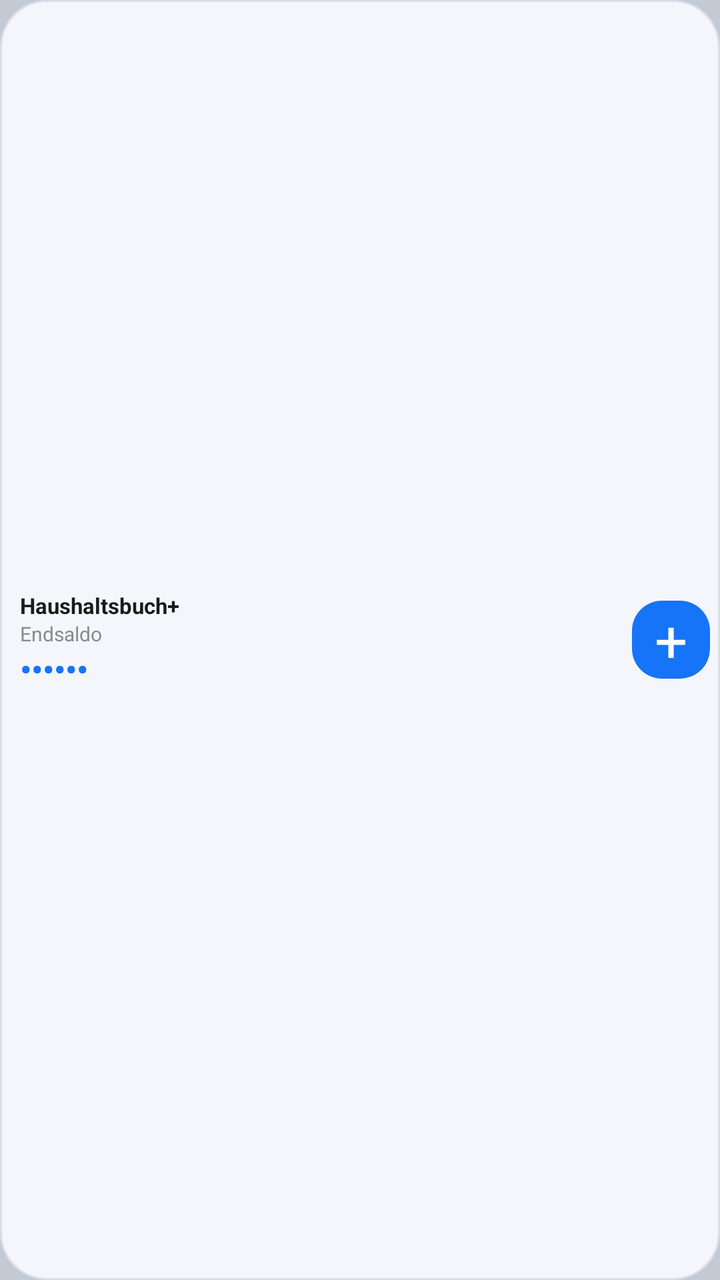
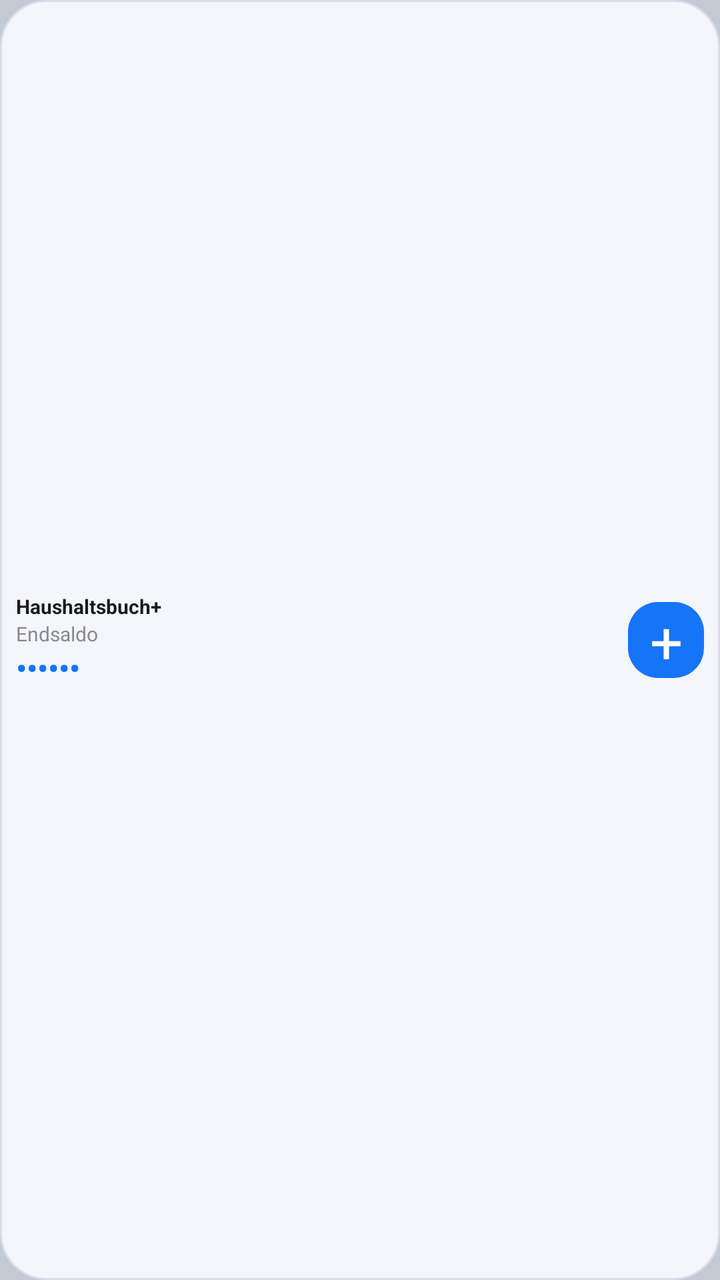

Two renders of the same Android screen: before a commit and after it. Below are the layout's source before the change and the commit's diff.
<!-- AndroidManifest.xml: application theme AppTheme -->
<!-- res/layout/beta_widget_2x1.xml -->
<?xml version="1.0" encoding="utf-8"?>
<LinearLayout xmlns:android="http://schemas.android.com/apk/res/android"
    android:layout_width="match_parent"
    android:layout_height="match_parent"
    android:orientation="horizontal"
    android:gravity="center_vertical"
    android:baselineAligned="false"
    android:background="@drawable/widget_card_bg"
    android:paddingStart="5dp"
    android:paddingEnd="5dp"
    android:paddingTop="4dp"
    android:paddingBottom="4dp">


    <LinearLayout
        android:layout_width="0dp"
        android:layout_height="wrap_content"
        android:layout_weight="1"
        android:orientation="vertical"
        android:gravity="center_vertical"
        android:paddingStart="5dp"
        android:paddingEnd="3dp">

        <TextView
            android:id="@+id/widget_label"
            android:layout_width="match_parent"
            android:layout_height="wrap_content"
            android:text="Haushaltsbuch+"
            android:textColor="@color/widget_text"
            android:textStyle="bold"
            android:singleLine="true"
            android:ellipsize="end"
            android:textSize="11sp" />

        <TextView
            android:layout_width="match_parent"
            android:layout_height="wrap_content"
            android:text="Endsaldo"
            android:textColor="@color/widget_label"
            android:textSize="10sp"
            android:singleLine="true" />

        <FrameLayout
            android:layout_width="match_parent"
            android:layout_height="21dp">

            <LinearLayout
                android:id="@+id/widget_balance_pill"
                android:layout_width="match_parent"
                android:layout_height="match_parent"
                android:orientation="horizontal"
                android:gravity="center_vertical"
                android:background="@drawable/widget_amount_pill_neg">

                <TextView
                    android:id="@+id/widget_balance"
                    android:layout_width="match_parent"
                    android:layout_height="match_parent"
                    android:gravity="center_vertical"
                    android:text="0,00 €"
                    android:textColor="@color/widget_balance_neg"
                    android:textSize="16sp"
                    android:textStyle="bold"
                    android:singleLine="true"
                    android:ellipsize="end" />
            </LinearLayout>

            <TextView
                android:id="@+id/widget_balance_cover"
                android:layout_width="match_parent"
                android:layout_height="match_parent"
                android:background="@drawable/widget_balance_privacy"
                android:gravity="center_vertical"
                android:text="••••••"
                android:textColor="@color/widget_cover_dots"
                android:textSize="16sp"
                android:textStyle="bold"
                android:visibility="visible" />
        </FrameLayout>
    </LinearLayout>

    <TextView
        android:id="@+id/widget_minus_btn"
        android:layout_width="39dp"
        android:layout_height="39dp"
        android:layout_marginStart="3dp"
        android:background="@drawable/widget_circle_toggle"
        android:gravity="center"
        android:text="+"
        android:textColor="#FFFFFFFF"
        android:textSize="29sp"
        android:textStyle="normal"
        android:contentDescription="Buchung hinzufügen" />
</LinearLayout>
<!-- resources referenced by this layout -->
<resources>
  <color name="widget_balance_neg">#F0421F</color>
  <color name="widget_cover_dots">@color/widget_toggle_bg</color>
  <color name="widget_label">#8A8A8E</color>
  <color name="widget_text">#191A1C</color>
  <!-- drawable widget_amount_pill_neg (drawable) -->
  <?xml version="1.0" encoding="utf-8"?>
  <shape xmlns:android="http://schemas.android.com/apk/res/android" android:shape="rectangle">
      <solid android:color="@color/widget_bg"/>
      <corners android:radius="4dp"/>
  </shape>
  <!-- drawable widget_balance_privacy (drawable) -->
  <?xml version="1.0" encoding="utf-8"?>
  <shape xmlns:android="http://schemas.android.com/apk/res/android" android:shape="rectangle">
      <solid android:color="@color/widget_bg"/>
      <corners android:radius="4dp"/>
  </shape>
  <!-- drawable widget_card_bg (drawable) -->
  <?xml version="1.0" encoding="utf-8"?>
  <shape xmlns:android="http://schemas.android.com/apk/res/android" android:shape="rectangle">
      <solid android:color="@color/widget_bg"/>
      <stroke android:width="1dp" android:color="@color/widget_card_border"/>
      <corners android:radius="23dp"/>
  </shape>
  <!-- drawable widget_circle_toggle (drawable) -->
  <?xml version="1.0" encoding="utf-8"?>
  <shape xmlns:android="http://schemas.android.com/apk/res/android" android:shape="rectangle">
      <solid android:color="@color/widget_toggle_bg"/>
      <corners android:radius="15dp"/>
  </shape>
  <style name="AppTheme" parent="android:Theme.DeviceDefault.NoActionBar">
          <item name="android:statusBarColor">#F2F2F5</item>
          <item name="android:windowLightStatusBar">true</item>
          <item name="android:windowBackground">#C4CAD3</item>
          <item name="android:datePickerDialogTheme">@style/AppDatePickerDialogTheme</item>
      </style>
  <color name="widget_toggle_bg">#1674F8</color>
  <color name="widget_bg">#F4F6FB</color>
  <color name="widget_card_border">#D8DEE9</color>
  <style name="AppDatePickerDialogTheme" parent="android:Theme.DeviceDefault.Light.Dialog">
          <item name="android:colorAccent">#1268FF</item>
      </style>
</resources>

<!-- the commit's change to res/layout/beta_widget_2x1.xml (unified diff, before → after) -->
@@ -6,20 +6,17 @@
     android:gravity="center_vertical"
     android:baselineAligned="false"
     android:background="@drawable/widget_card_bg"
-    android:paddingStart="5dp"
-    android:paddingEnd="5dp"
+    android:paddingStart="8dp"
+    android:paddingEnd="8dp"
     android:paddingTop="4dp"
     android:paddingBottom="4dp">
-
 
     <LinearLayout
         android:layout_width="0dp"
         android:layout_height="wrap_content"
         android:layout_weight="1"
         android:orientation="vertical"
-        android:gravity="center_vertical"
-        android:paddingStart="5dp"
-        android:paddingEnd="3dp">
+        android:gravity="center_vertical">
 
         <TextView
             android:id="@+id/widget_label"
@@ -28,9 +25,13 @@
             android:text="Haushaltsbuch+"
             android:textColor="@color/widget_text"
             android:textStyle="bold"
-            android:singleLine="true"
-            android:ellipsize="end"
-            android:textSize="11sp" />
+            android:textSize="10sp"
+            android:autoSizeTextType="uniform"
+            android:autoSizeMinTextSize="8sp"
+            android:autoSizeMaxTextSize="10sp"
+            android:autoSizeStepGranularity="1sp"
+            android:maxLines="1"
+            android:ellipsize="end" />
 
         <TextView
             android:layout_width="match_parent"
@@ -38,11 +39,11 @@
             android:text="Endsaldo"
             android:textColor="@color/widget_label"
             android:textSize="10sp"
-            android:singleLine="true" />
+            android:maxLines="1" />
 
         <FrameLayout
             android:layout_width="match_parent"
-            android:layout_height="21dp">
+            android:layout_height="20dp">
 
             <LinearLayout
                 android:id="@+id/widget_balance_pill"
@@ -58,11 +59,15 @@
                     android:layout_height="match_parent"
                     android:gravity="center_vertical"
                     android:text="0,00 €"
-                    android:textColor="@color/widget_balance_neg"
-                    android:textSize="16sp"
+                    android:textColor="@color/widget_text"
+                    android:textSize="15sp"
+                    android:autoSizeTextType="uniform"
+                    android:autoSizeMinTextSize="11sp"
+                    android:autoSizeMaxTextSize="15sp"
+                    android:autoSizeStepGranularity="1sp"
                     android:textStyle="bold"
-                    android:singleLine="true"
-                    android:ellipsize="end" />
+                    android:maxLines="1"
+                    android:ellipsize="end"/>
             </LinearLayout>
 
             <TextView
@@ -73,7 +78,7 @@
                 android:gravity="center_vertical"
                 android:text="••••••"
                 android:textColor="@color/widget_cover_dots"
-                android:textSize="16sp"
+                android:textSize="15sp"
                 android:textStyle="bold"
                 android:visibility="visible" />
         </FrameLayout>
@@ -81,14 +86,15 @@
 
     <TextView
         android:id="@+id/widget_minus_btn"
-        android:layout_width="39dp"
-        android:layout_height="39dp"
-        android:layout_marginStart="3dp"
+        android:layout_width="38dp"
+        android:layout_height="38dp"
+        android:layout_marginStart="4dp"
         android:background="@drawable/widget_circle_toggle"
         android:gravity="center"
         android:text="+"
-        android:textColor="#FFFFFFFF"
+        android:textColor="#FFFFFF"
         android:textSize="29sp"
         android:textStyle="normal"
-        android:contentDescription="Buchung hinzufügen" />
+        android:contentDescription="Neue Buchung" />
+
 </LinearLayout>
<!-- resource entries referenced after the edit -->
@@ -1,6 +1,5 @@
 <!-- resources referenced by this layout -->
 <resources>
-  <color name="widget_balance_neg">#F0421F</color>
   <color name="widget_cover_dots">@color/widget_toggle_bg</color>
   <color name="widget_label">#8A8A8E</color>
   <color name="widget_text">#191A1C</color>
